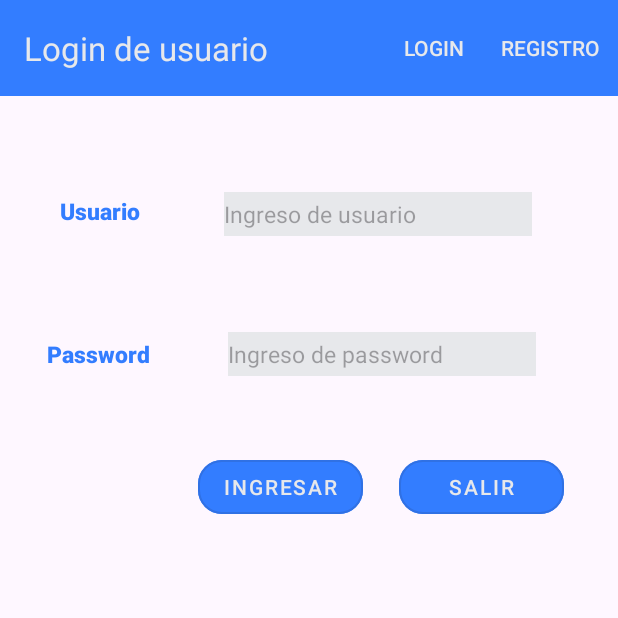
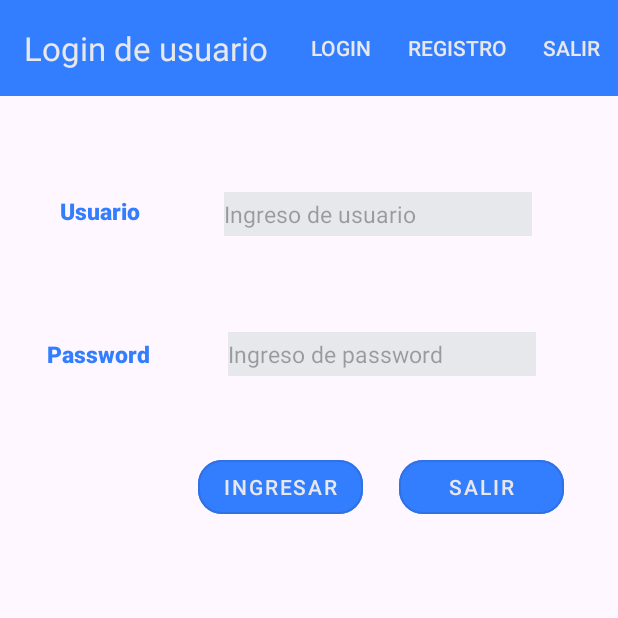
Before and after one commit to Victor120y/Victor120y-evaluacion-practica-1-DAM, an Android app: the screen it shows after launch (MainActivity), on a phone screen of 412 x 824 dp, the top half of it. Run offline under Robolectric (Android 15) with nearby library versions, the phone set to English and light mode, and no system bars.

Commit message:
agregando boton de salir al menu

```diff
--- a/app/src/main/java/com/example/tema3_5/MainActivity.java
+++ b/app/src/main/java/com/example/tema3_5/MainActivity.java
@@ -87,29 +87,6 @@ public class MainActivity extends AppCompatActivity {
         return super.onCreateOptionsMenu(menu);
     }
 
-    /*
-    @Override
-    public boolean onOptionsItemSelected(@NonNull MenuItem item) {
-        switch (item.getItemId()){
-            case R.id.mnLogin:
-                //Snackbar.make(layoud, "Configuracion activada", Snackbar.LENGTH_LONG).show();
-                Toast.makeText(this, "Login", Toast.LENGTH_SHORT).show();
-                break;
-            case R.id.mnRegistro:
-                //Snackbar.make(layoud, "Acerca de activada", Snackbar.LENGTH_LONG).show();
-                Toast.makeText(this, "Registro", Toast.LENGTH_SHORT).show();
-                break;
-            case R.id.mnInicio:
-                //Snackbar.make(layoud, "Salir activada", Snackbar.LENGTH_LONG).show();
-                finish();
-                Toast.makeText(this, "Inicio", Toast.LENGTH_SHORT).show();
-                break;
-        }
-        return super.onOptionsItemSelected(item);
-    }
-
-    */
-
     @Override
     public boolean onOptionsItemSelected(@NonNull MenuItem item) {
         int itemId = item.getItemId(); // Get the item ID once
@@ -125,6 +102,11 @@ public class MainActivity extends AppCompatActivity {
             Toast.makeText(this, "Abriendo pantalla de registro...", Toast.LENGTH_SHORT).show(); // Opcional
             return true; // Indica que el evento fue manejado
 
+        }else if (itemId == R.id.mnSalir) {
+
+            finishAffinity();
+            return true; // Indica que el evento fue manejado
+
         } else {
             return super.onOptionsItemSelected(item); // Default handling
         }
--- a/app/src/main/res/menu/menu_main.xml
+++ b/app/src/main/res/menu/menu_main.xml
@@ -12,5 +12,9 @@
         android:id="@+id/mnRegistro"
         android:title="Registro"
         app:showAsAction="always"/>
+    <item
+        android:id="@+id/mnSalir"
+        android:title="Salir"
+        app:showAsAction="always"/>
 
 </menu>
```
